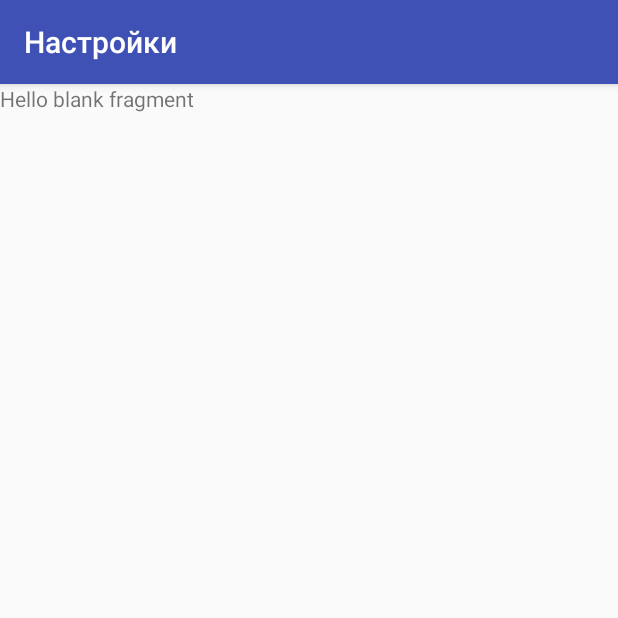
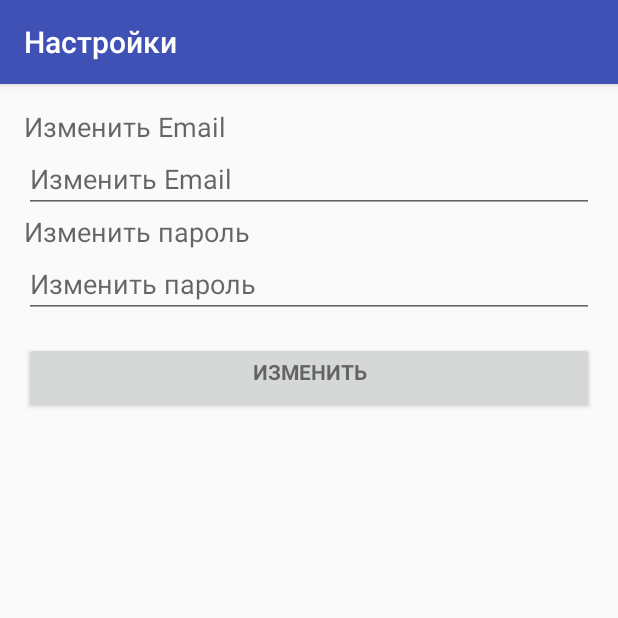
Before and after one commit to Flatout73/aims-android, an Android app: the fragment SettingsFragment shown on its own in the app's theme, on a phone screen of 412 x 824 dp, the top half of it. Run offline under Robolectric (Android 15) with nearby library versions, the phone set to English and light mode, and no system bars.

```diff
--- a/app/src/main/AndroidManifest.xml
+++ b/app/src/main/AndroidManifest.xml
@@ -6,6 +6,7 @@
     <uses-permission android:name="android.permission.GET_ACCOUNTS" />
     <uses-permission android:name="android.permission.READ_PROFILE" />
     <uses-permission android:name="android.permission.READ_CONTACTS" />
+    <uses-permission android:name="android.permission.INTERNET" />
 
     <application
         android:allowBackup="true"
--- a/app/src/main/java/net/styleru/aims/LoginActivity.java
+++ b/app/src/main/java/net/styleru/aims/LoginActivity.java
@@ -282,7 +282,7 @@ public class LoginActivity extends AppCompatActivity implements LoaderCallbacks<
     }
 
     @Override
-    public void onLoaderReset(Loader<Cursor> cursorLoader) {
+    public void onLoaderReset(Loader<Cursor> loader) {
 
     }
 
@@ -293,46 +293,6 @@ public class LoginActivity extends AppCompatActivity implements LoaderCallbacks<
                         android.R.layout.simple_dropdown_item_1line, emailAddressCollection);
 
         mEmailView.setAdapter(adapter);
-    }
-
-    @Override
-    public void onStart() {
-        super.onStart();
-
-        // ATTENTION: This was auto-generated to implement the App Indexing API.
-        // See https://g.co/AppIndexing/AndroidStudio for more information.
-        client.connect();
-        Action viewAction = Action.newAction(
-                Action.TYPE_VIEW, // TODO: choose an action type.
-                "Login Page", // TODO: Define a title for the content shown.
-                // TODO: If you have web page content that matches this app activity's content,
-                // make sure this auto-generated web page URL is correct.
-                // Otherwise, set the URL to null.
-                Uri.parse("http://host/path"),
-                // TODO: Make sure this auto-generated app URL is correct.
-                Uri.parse("android-app://net.styleru.aims/http/host/path")
-        );
-        AppIndex.AppIndexApi.start(client, viewAction);
-    }
-
-    @Override
-    public void onStop() {
-        super.onStop();
-
-        // ATTENTION: This was auto-generated to implement the App Indexing API.
-        // See https://g.co/AppIndexing/AndroidStudio for more information.
-        Action viewAction = Action.newAction(
-                Action.TYPE_VIEW, // TODO: choose an action type.
-                "Login Page", // TODO: Define a title for the content shown.
-                // TODO: If you have web page content that matches this app activity's content,
-                // make sure this auto-generated web page URL is correct.
-                // Otherwise, set the URL to null.
-                Uri.parse("http://host/path"),
-                // TODO: Make sure this auto-generated app URL is correct.
-                Uri.parse("android-app://net.styleru.aims/http/host/path")
-        );
-        AppIndex.AppIndexApi.end(client, viewAction);
-        client.disconnect();
     }
 
 
--- a/app/src/main/res/layout/fragment_settings.xml
+++ b/app/src/main/res/layout/fragment_settings.xml
@@ -1,13 +1,76 @@
-<FrameLayout xmlns:android="http://schemas.android.com/apk/res/android"
+<RelativeLayout xmlns:android="http://schemas.android.com/apk/res/android"
     xmlns:tools="http://schemas.android.com/tools"
     android:layout_width="match_parent"
     android:layout_height="match_parent"
-    tools:context="net.styleru.aims.fragments.SettingsFragment">
+    android:gravity="center_horizontal"
+    android:paddingBottom="@dimen/activity_vertical_margin"
+    android:paddingLeft="@dimen/activity_horizontal_margin"
+    android:paddingRight="@dimen/activity_horizontal_margin"
+    android:paddingTop="@dimen/activity_vertical_margin"
+    tools:context="net.styleru.aims.LoginActivity">
 
-    <!-- TODO: Update blank fragment layout -->
-    <TextView
+
+
+    <ScrollView
+        android:id="@+id/login_form"
         android:layout_width="match_parent"
-        android:layout_height="match_parent"
-        android:text="@string/hello_blank_fragment" />
+        android:layout_height="match_parent">
 
-</FrameLayout>
+        <LinearLayout
+            android:id="@+id/email_login_form"
+            android:layout_width="match_parent"
+            android:layout_height="wrap_content"
+            android:orientation="vertical">
+
+        <TextView
+            android:layout_width="wrap_content"
+            android:layout_height="wrap_content"
+            android:gravity="center_horizontal"
+            android:text="Изменить Email"
+            android:textAppearance="@style/TextAppearance.AppCompat.Medium"/>
+
+            <EditText
+                android:id="@+id/email"
+                android:layout_width="match_parent"
+                android:layout_height="wrap_content"
+                android:hint="Изменить Email"
+                android:gravity="left"
+                android:inputType="textEmailAddress"
+                android:maxLines="1"
+                android:singleLine="true" />
+
+
+            <TextView
+                android:layout_width="wrap_content"
+                android:layout_height="wrap_content"
+                android:gravity="left"
+                android:textAppearance="@style/TextAppearance.AppCompat.Medium"
+                android:text="Изменить пароль"/>
+
+            <EditText
+                android:id="@+id/password"
+                android:layout_width="match_parent"
+                android:layout_height="wrap_content"
+                android:hint="Изменить пароль"
+                android:imeActionId="@+id/login"
+                android:imeActionLabel="@string/action_sign_in_short"
+                android:imeOptions="actionUnspecified"
+                android:inputType="textPassword"
+                android:maxLines="1"
+                android:singleLine="true" />
+
+
+            <Button
+                android:id="@+id/email_sign_in_button"
+                style="?android:textAppearanceSmall"
+                android:layout_width="match_parent"
+                android:layout_height="wrap_content"
+                android:gravity="center_horizontal"
+                android:layout_marginTop="16dp"
+                android:text="Изменить"
+                android:textStyle="bold" />
+
+        </LinearLayout>
+
+    </ScrollView>
+</RelativeLayout>
```
